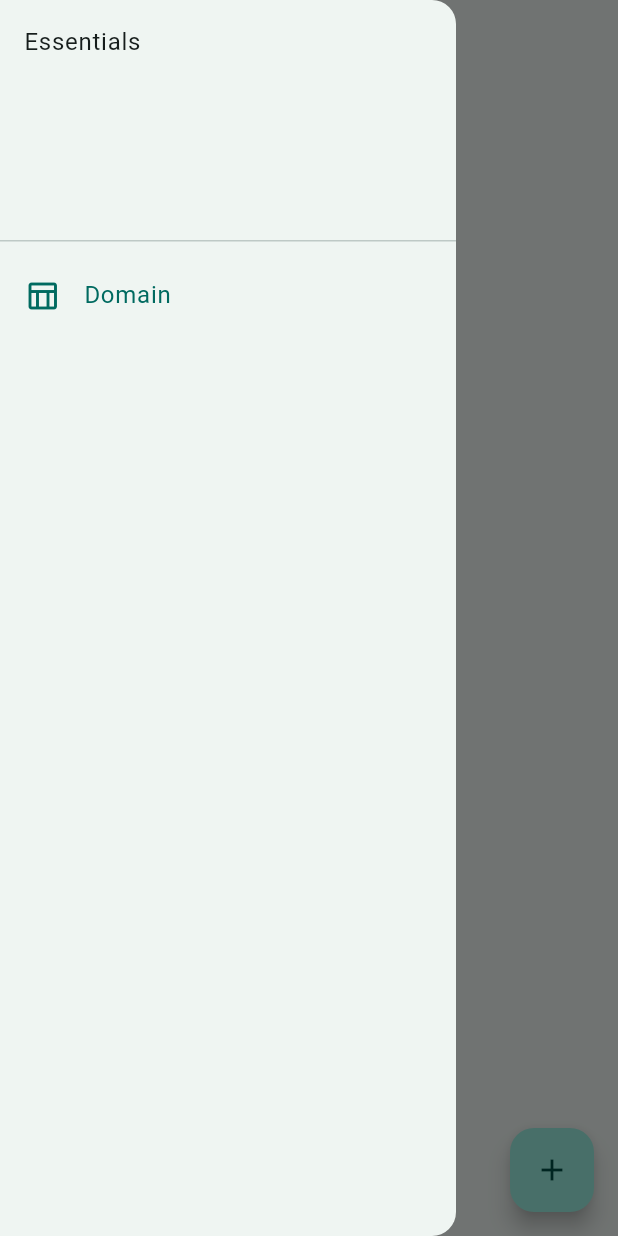
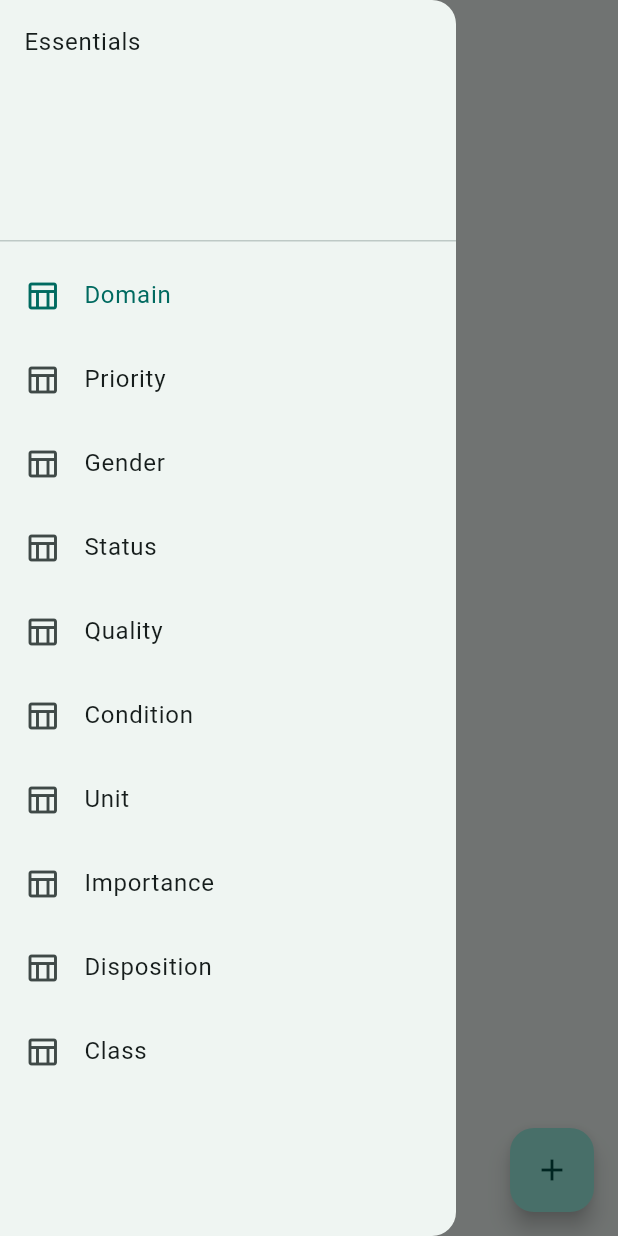
Before and after one commit to Mike134/essentials_app, a Flutter app: the screen it shows after launch, with the side drawer open, on a phone screen of 412 x 824 dp. Run offline on Flutter 3.47's test engine with Material 3 defaults, Android fonts, the phone set to English and light mode, and no system bars; our stand-ins replace permission_handler, sqflite, sqflite_common_ffi; missing offline and left inert: trina_grid; accounts and stored records are empty.

Commit message:
Add remaining batch-1 tables; replace NavigationRail with scrollable rail
priority, gender, status, quality, condition, unit, importance,
disposition, and class are now all registered TableConfigs -- eight
share domain's exact shape via a new _lookupConfig() helper, unit is the
one exception (abbreviation/definition instead of description).

NavigationRail can't be made to scroll (it uses Expanded internally and
needs bounded height), so once there were 10 destinations it just
overflowed on a short window. Replaced with a plain scrollable ListView
of custom rail items -- necessary now, not just for the eventual 19
tables in batch 1/2. Verified end-to-end on both Windows and Android
(CPH2611): all 10 tables load, switch correctly, and the rail scrolls.

Co-Authored-By: Claude Sonnet 5 <noreply@anthropic.com>

```diff
--- a/lib/config/table_configs.dart
+++ b/lib/config/table_configs.dart
@@ -2,18 +2,60 @@ import '../models/table_config.dart';
 
 /// Batch 1 -- no lookups, proves the base template + navigation.
 /// See CLAUDE.md "Build sequence" for the full batch-1/2/3 ordering.
-const domainConfig = TableConfig(
-  tableName: 'domain',
+///
+/// Eight of the nine batch-1 tables share the exact same shape in
+/// schema.sql: `name`, a free-text `description`, and the same
+/// `active`/`position`/`color` triple. `unit` is the one exception
+/// (`abbreviation`/`definition` instead of `description`) and is defined
+/// separately below.
+TableConfig _lookupConfig(String tableName) {
+  return TableConfig(
+    tableName: tableName,
+    displayColumn: 'name',
+    orderBy: 'position, name',
+    fields: const [
+      FieldConfig(column: 'name', label: 'Name', required: true),
+      FieldConfig(column: 'description', label: 'Description'),
+      FieldConfig(
+        column: 'active',
+        label: 'Active',
+        type: FieldType.boolean,
+        defaultValue: true, // schema.sql: active INTEGER NOT NULL DEFAULT 1
+      ),
+      FieldConfig(
+        column: 'position',
+        label: 'Position',
+        type: FieldType.integer,
+        defaultValue: 255,
+      ),
+      FieldConfig(column: 'color', label: 'Color', defaultValue: '#FFFFFF'),
+    ],
+  );
+}
+
+final domainConfig = _lookupConfig('domain');
+final priorityConfig = _lookupConfig('priority');
+final genderConfig = _lookupConfig('gender');
+final statusConfig = _lookupConfig('status');
+final qualityConfig = _lookupConfig('quality');
+final conditionConfig = _lookupConfig('condition');
+final importanceConfig = _lookupConfig('importance');
+final dispositionConfig = _lookupConfig('disposition');
+final classConfig = _lookupConfig('class');
+
+final unitConfig = TableConfig(
+  tableName: 'unit',
   displayColumn: 'name',
   orderBy: 'position, name',
-  fields: [
+  fields: const [
     FieldConfig(column: 'name', label: 'Name', required: true),
-    FieldConfig(column: 'description', label: 'Description'),
+    FieldConfig(column: 'abbreviation', label: 'Abbreviation'),
+    FieldConfig(column: 'definition', label: 'Definition'),
     FieldConfig(
       column: 'active',
       label: 'Active',
       type: FieldType.boolean,
-      defaultValue: true, // schema.sql: active INTEGER NOT NULL DEFAULT 1
+      defaultValue: true,
     ),
     FieldConfig(
       column: 'position',
@@ -25,7 +67,17 @@ const domainConfig = TableConfig(
   ],
 );
 
-/// All tables with a registered [TableConfig], in nav-menu order. Just
-/// `domain` for now -- the other nine batch-1 tables are a config each,
-/// not new architecture.
-const List<TableConfig> registeredTables = [domainConfig];
+/// All tables with a registered [TableConfig], in nav-menu order --
+/// matches CLAUDE.md's batch-1 ordering exactly.
+final List<TableConfig> registeredTables = [
+  domainConfig,
+  priorityConfig,
+  genderConfig,
+  statusConfig,
+  qualityConfig,
+  conditionConfig,
+  unitConfig,
+  importanceConfig,
+  dispositionConfig,
+  classConfig,
+];
--- a/lib/screens/home_shell.dart
+++ b/lib/screens/home_shell.dart
@@ -43,18 +43,24 @@ class _HomeShellState extends State<HomeShell> {
         return Scaffold(
           body: Row(
             children: [
-              NavigationRail(
-                selectedIndex: _selectedIndex,
-                onDestinationSelected: _select,
-                labelType: NavigationRailLabelType.all,
-                destinations: [
-                  for (final table in tables)
-                    NavigationRailDestination(
-                      icon: const Icon(Icons.table_chart_outlined),
-                      selectedIcon: const Icon(Icons.table_chart),
-                      label: Text(titleCase(table.tableName)),
-                    ),
-                ],
+              // Not Flutter's NavigationRail -- it needs bounded height
+              // (uses Expanded internally) and can't be made to scroll, so
+              // it just overflows once there are more destinations than
+              // fit. With all 19 batch-1/2 tables eventually registered, a
+              // plain scrollable ListView is the only reliable option.
+              SizedBox(
+                width: 140,
+                child: ListView(
+                  children: [
+                    for (var i = 0; i < tables.length; i++)
+                      _railItem(
+                        context,
+                        label: titleCase(tables[i].tableName),
+                        selected: i == _selectedIndex,
+                        onTap: () => _select(i),
+                      ),
+                  ],
+                ),
               ),
               const VerticalDivider(width: 1),
               Expanded(child: content),
@@ -62,6 +68,39 @@ class _HomeShellState extends State<HomeShell> {
           ),
         );
       },
+    );
+  }
+
+  Widget _railItem(
+    BuildContext context, {
+    required String label,
+    required bool selected,
+    required VoidCallback onTap,
+  }) {
+    final colorScheme = Theme.of(context).colorScheme;
+    return InkWell(
+      onTap: onTap,
+      child: Container(
+        padding: const EdgeInsets.symmetric(vertical: 12, horizontal: 4),
+        color: selected ? colorScheme.secondaryContainer : null,
+        child: Column(
+          children: [
+            Icon(
+              selected ? Icons.table_chart : Icons.table_chart_outlined,
+              color: selected ? colorScheme.onSecondaryContainer : null,
+            ),
+            const SizedBox(height: 4),
+            Text(
+              label,
+              textAlign: TextAlign.center,
+              style: TextStyle(
+                fontSize: 12,
+                color: selected ? colorScheme.onSecondaryContainer : null,
+              ),
+            ),
+          ],
+        ),
+      ),
     );
   }
 
```
